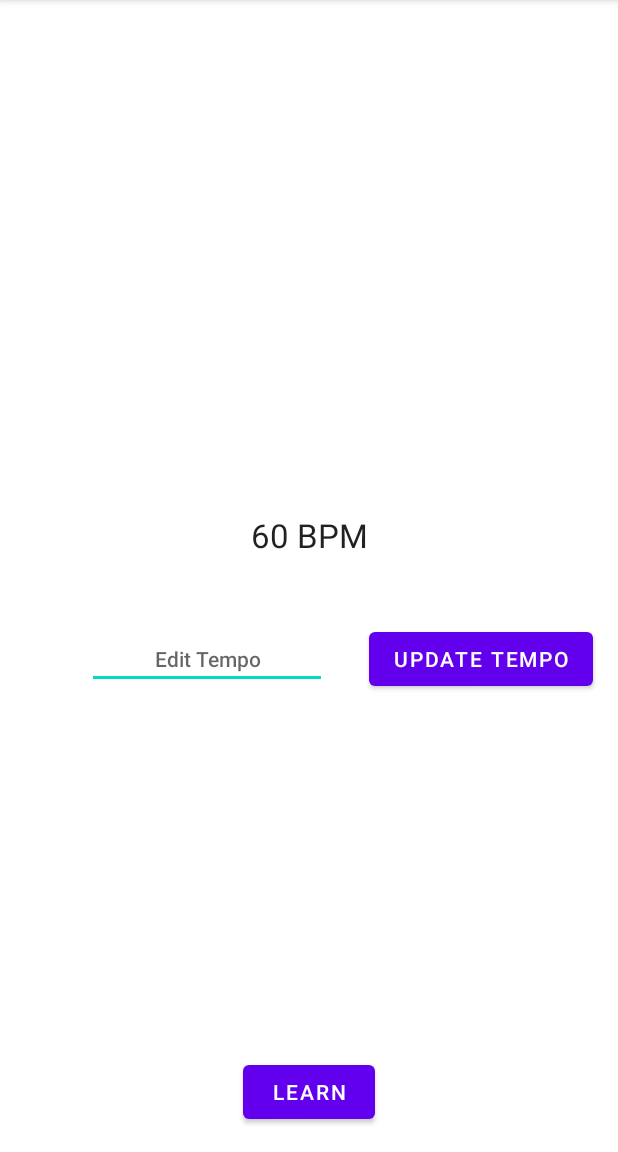
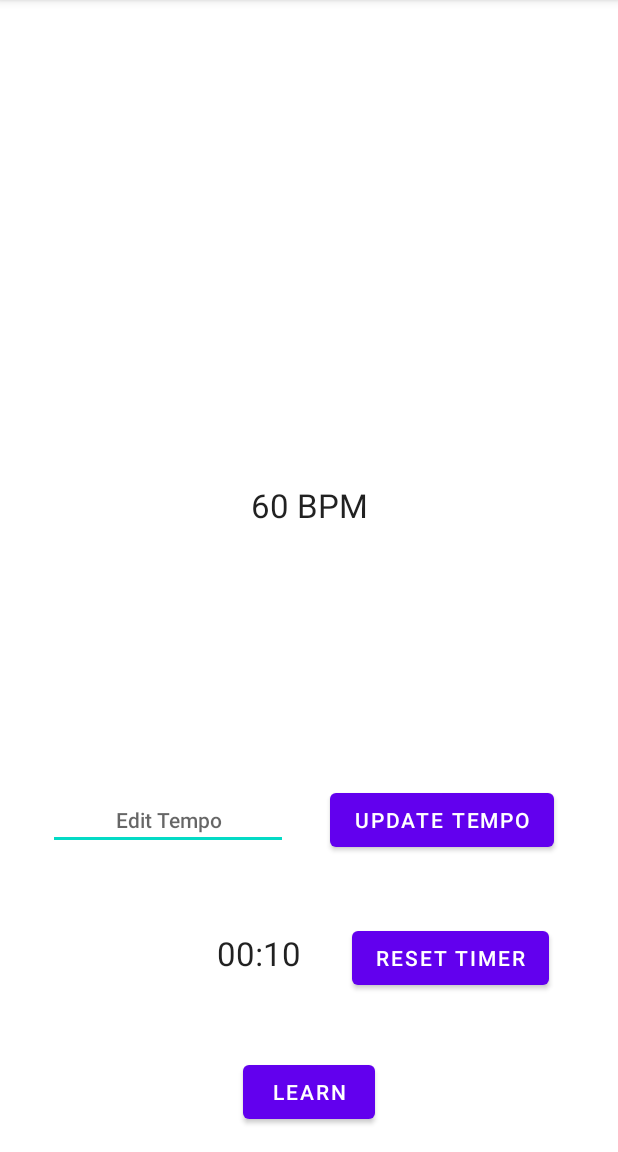
Before and after one commit to VeritasLiberat/Guitar-Trainer, an Android app: the screen it shows after launch (MainActivity), after a tap on "UPDATE TEMPO", on a phone screen of 412 x 824 dp, the part 84-1236 px from its top. Run offline under Robolectric (Android 15) with nearby library versions, the phone set to English and light mode, and no system bars; 1 other tap on this screen came first.

Commit message:
add timer

```diff
--- a/app/src/main/java/com/example/guitartrainer/GuitarRunner.java
+++ b/app/src/main/java/com/example/guitartrainer/GuitarRunner.java
@@ -53,6 +53,8 @@ public class GuitarRunner implements Runnable {
     MainActivity mainActivity;
     public MediaPlayer mediaPlayer;
 
+    public static long timeWhenTimerStopped = 0;
+
     GuitarRunner(Context context, MainActivity mainActivity) {
         currentChord = ChordLegacy.getRandomChord();
         nextChord = ChordLegacy.getRandomChord();
--- a/app/src/main/java/com/example/guitartrainer/MainActivity.java
+++ b/app/src/main/java/com/example/guitartrainer/MainActivity.java
@@ -8,12 +8,14 @@ import android.os.Bundle;
 import android.os.Handler;
 import android.os.Looper;
 import android.os.Message;
+import android.os.SystemClock;
 import android.view.View;
 import android.view.WindowManager;
 import android.view.animation.AlphaAnimation;
 import android.view.animation.Animation;
 import android.view.animation.LinearInterpolator;
 import android.view.inputmethod.InputMethodManager;
+import android.widget.Chronometer;
 import android.widget.EditText;
 import android.widget.TextView;
 
@@ -56,6 +58,7 @@ public class MainActivity extends AppCompatActivity {
     TextView tempoView;
     TextView nextChordView;
     EditText editTempo;
+    Chronometer timer;
 
     static Handler chordHandler;
     static Handler metronomeHandler;
@@ -80,6 +83,9 @@ public class MainActivity extends AppCompatActivity {
     public void onStop() {
         super.onStop();
         scheduler.shutdown();
+
+        timer.stop();
+        GuitarRunner.timeWhenTimerStopped = SystemClock.elapsedRealtime() - timer.getBase();
     }
 
     @Override
@@ -89,6 +95,9 @@ public class MainActivity extends AppCompatActivity {
             scheduler = Executors.newScheduledThreadPool(1);
             scheduler.scheduleAtFixedRate(guitarRunner, 0, GuitarRunner.beatLengthMilli, TimeUnit.MILLISECONDS);
         }
+
+        timer.setBase(SystemClock.elapsedRealtime() - GuitarRunner.timeWhenTimerStopped);
+        timer.start();
     }
 
     void buildHandlers() {
@@ -120,6 +129,8 @@ public class MainActivity extends AppCompatActivity {
 
         currentChordView = findViewById(R.id.currentChord);
         nextChordView = findViewById(R.id.nextChord);
+
+        timer = findViewById(R.id.timer);
     }
 
     public void processTempoChange(View view) {
@@ -150,4 +161,9 @@ public class MainActivity extends AppCompatActivity {
         Intent intent = new Intent(this, ChordListActivity.class);
         startActivity(intent);
     }
+
+    public void restartTimer(View view) {
+        timer.setBase(SystemClock.elapsedRealtime());
+        GuitarRunner.timeWhenTimerStopped = 0;
+    }
 }
--- a/app/src/main/res/layout/activity_main.xml
+++ b/app/src/main/res/layout/activity_main.xml
@@ -10,7 +10,7 @@
         android:id="@+id/currentChord"
         android:layout_width="match_parent"
         android:layout_height="wrap_content"
-        android:layout_marginTop="44dp"
+        android:layout_marginTop="24dp"
         android:text="Current Chord"
         android:textAlignment="center"
         android:textAppearance="@style/TextAppearance.AppCompat.Display4"
@@ -37,7 +37,7 @@
         android:layout_width="wrap_content"
         android:layout_height="wrap_content"
         android:layout_marginTop="44dp"
-        android:text="TextView"
+        android:text="Tempo"
         android:textAlignment="center"
         android:textAppearance="@style/TextAppearance.AppCompat.Large"
         app:layout_constraintEnd_toEndOf="parent"
@@ -49,20 +49,20 @@
         android:id="@+id/editTempo"
         android:layout_width="wrap_content"
         android:layout_height="wrap_content"
+        android:layout_marginStart="32dp"
+        android:layout_marginBottom="44dp"
         android:ems="10"
         android:hint="@string/edit_tempo_hint"
         android:inputType="number"
         android:textAlignment="center"
         android:textAppearance="@style/TextAppearance.AppCompat.Body2"
-        app:layout_constraintBaseline_toBaselineOf="@+id/updateTempo"
-        app:layout_constraintEnd_toEndOf="parent"
-        app:layout_constraintHorizontal_bias="0.23"
+        app:layout_constraintBottom_toTopOf="@+id/timer"
         app:layout_constraintStart_toStartOf="parent" />
 
     <Button
         android:id="@+id/goToLearn"
         android:layout_width="wrap_content"
-        android:layout_height="wrap_content"
+        android:layout_height="48dp"
         android:layout_marginBottom="16dp"
         android:onClick="goToLearnMode"
         android:text="@string/learn_button"
@@ -76,10 +76,35 @@
         android:layout_width="wrap_content"
         android:layout_height="wrap_content"
         android:layout_marginStart="28dp"
-        android:layout_marginTop="44dp"
         android:onClick="processTempoChange"
         android:text="@string/update_tempo_button"
-        app:layout_constraintStart_toEndOf="@+id/editTempo"
-        app:layout_constraintTop_toBottomOf="@+id/tempo" />
+        app:layout_constraintBaseline_toBaselineOf="@+id/editTempo"
+        app:layout_constraintEnd_toEndOf="parent"
+        app:layout_constraintHorizontal_bias="0.0"
+        app:layout_constraintStart_toEndOf="@+id/editTempo" />
+
+    <Chronometer
+        android:id="@+id/timer"
+        android:layout_width="wrap_content"
+        android:layout_height="wrap_content"
+        android:layout_centerHorizontal="true"
+        android:layout_marginBottom="44dp"
+        android:gravity="center"
+        android:padding="10dp"
+        android:textAppearance="@style/TextAppearance.AppCompat.Large"
+        app:layout_constraintBottom_toTopOf="@+id/goToLearn"
+        app:layout_constraintEnd_toEndOf="parent"
+        app:layout_constraintHorizontal_bias="0.4"
+        app:layout_constraintStart_toStartOf="parent" />
+
+    <Button
+        android:id="@+id/resetTimer"
+        android:layout_width="wrap_content"
+        android:layout_height="wrap_content"
+        android:layout_marginStart="24dp"
+        android:onClick="restartTimer"
+        android:text="@string/reset_timer_button"
+        app:layout_constraintBaseline_toBaselineOf="@+id/timer"
+        app:layout_constraintStart_toEndOf="@+id/timer" />
 
 </androidx.constraintlayout.widget.ConstraintLayout>
--- a/app/src/main/res/values/strings.xml
+++ b/app/src/main/res/values/strings.xml
@@ -3,4 +3,5 @@
     <string name="edit_tempo_hint">Edit Tempo</string>
     <string name="learn_button">Learn</string>
     <string name="update_tempo_button">Update Tempo</string>
+    <string name="reset_timer_button">Reset Timer</string>
 </resources>
--- a/build.gradle
+++ b/build.gradle
@@ -5,7 +5,7 @@ buildscript {
         mavenCentral()
     }
     dependencies {
-        classpath "com.android.tools.build:gradle:7.0.4"
+        classpath 'com.android.tools.build:gradle:7.1.0'
 
         // NOTE: Do not place your application dependencies here; they belong
         // in the individual module build.gradle files
```
Also changed, not shown: gradle/wrapper/gradle-wrapper.properties.
